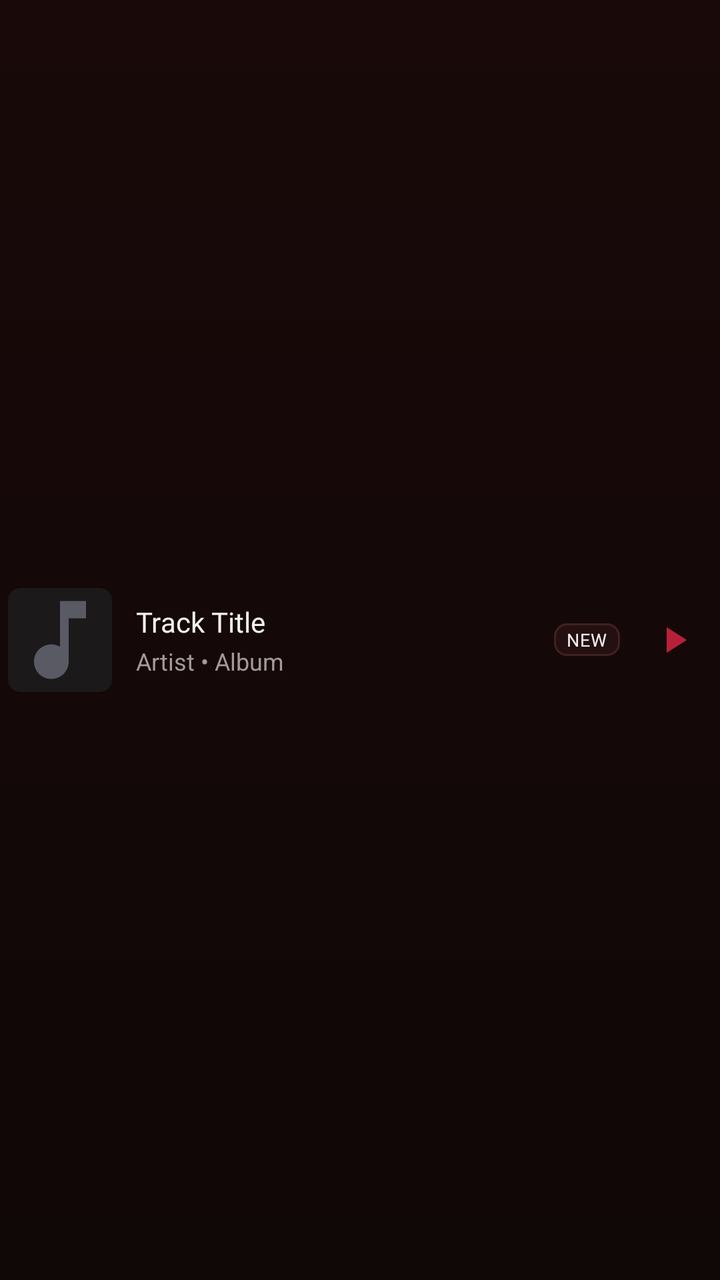
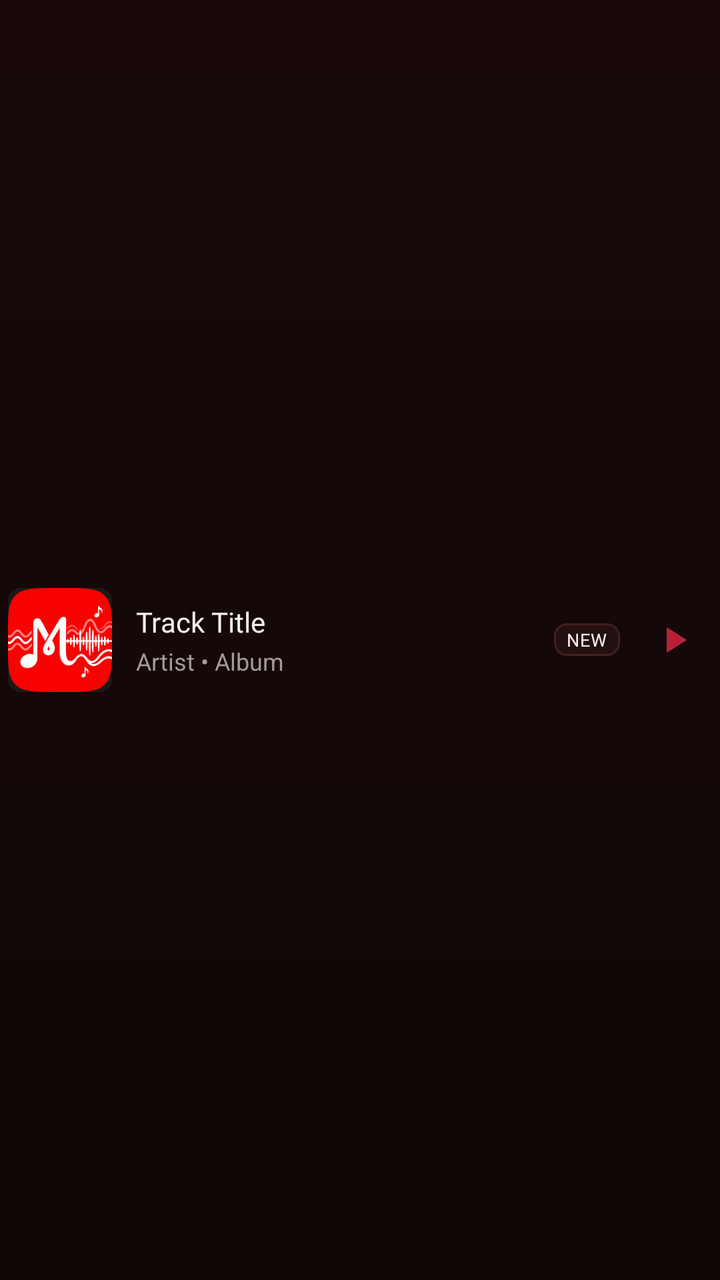

Before-and-after screenshots of an Android layout around one commit, followed by the original layout XML and the change that was made.
<!-- AndroidManifest.xml: application theme Theme.BraveMusicPlayer -->
<!-- res/layout/item_release_sheet_row.xml -->
<?xml version="1.0" encoding="utf-8"?>
<RelativeLayout xmlns:android="http://schemas.android.com/apk/res/android"
    xmlns:app="http://schemas.android.com/apk/res-auto"
    android:layout_width="match_parent"
    android:layout_height="72dp"
    android:background="?android:attr/selectableItemBackground"
    android:clickable="true"
    android:focusable="true"
    android:paddingStart="4dp"
    android:paddingEnd="4dp">

    
    <androidx.cardview.widget.CardView
        android:id="@+id/cardRowArtwork"
        android:layout_width="52dp"
        android:layout_height="52dp"
        android:layout_alignParentStart="true"
        android:layout_centerVertical="true"
        app:cardBackgroundColor="@color/surfaceCard"
        app:cardCornerRadius="6dp"
        app:cardElevation="0dp">

        <ImageView
            android:id="@+id/ivRowCover"
            android:layout_width="match_parent"
            android:layout_height="match_parent"
            android:contentDescription="Release Cover"
            android:scaleType="centerCrop"
            android:src="@drawable/ic_music_note" />
    </androidx.cardview.widget.CardView>

    
    <LinearLayout
        android:layout_width="match_parent"
        android:layout_height="wrap_content"
        android:layout_centerVertical="true"
        android:layout_marginStart="12dp"
        android:layout_marginEnd="8dp"
        android:layout_toStartOf="@+id/layoutRowActions"
        android:layout_toEndOf="@+id/cardRowArtwork"
        android:orientation="vertical">

        <TextView
            android:id="@+id/tvRowTitle"
            android:layout_width="match_parent"
            android:layout_height="wrap_content"
            android:ellipsize="end"
            android:fontFamily="@font/youtube_sans_bold_font"
            android:maxLines="1"
            android:text="Track Title"
            android:textColor="@color/textPrimary"
            android:textSize="14sp" />

        <TextView
            android:id="@+id/tvRowArtist"
            android:layout_width="match_parent"
            android:layout_height="wrap_content"
            android:layout_marginTop="2dp"
            android:ellipsize="end"
            android:fontFamily="sans-serif"
            android:maxLines="1"
            android:text="Artist • Album"
            android:textColor="@color/textSecondary"
            android:textSize="12sp" />
    </LinearLayout>

    
    <LinearLayout
        android:id="@+id/layoutRowActions"
        android:layout_width="wrap_content"
        android:layout_height="wrap_content"
        android:layout_alignParentEnd="true"
        android:layout_centerVertical="true"
        android:gravity="center_vertical"
        android:orientation="horizontal">

        <TextView
            android:id="@+id/tvRowBadge"
            android:layout_width="wrap_content"
            android:layout_height="wrap_content"
            android:layout_marginEnd="8dp"
            android:background="@drawable/bg_pill_badge"
            android:fontFamily="sans-serif-bold"
            android:letterSpacing="0.05"
            android:paddingStart="6dp"
            android:paddingTop="2dp"
            android:paddingEnd="6dp"
            android:paddingBottom="2dp"
            android:text="NEW"
            android:textColor="@color/textPrimary"
            android:textSize="9sp" />

        <ImageView
            android:id="@+id/btnRowPlay"
            android:layout_width="38dp"
            android:layout_height="38dp"
            android:background="?android:attr/selectableItemBackgroundBorderless"
            android:contentDescription="Play release"
            android:padding="8dp"
            android:src="@drawable/ic_play_arrow"
            app:tint="@color/accentPrimary" />
    </LinearLayout>

</RelativeLayout>
<!-- resources referenced by this layout -->
<resources>
  <color name="accentPrimary">#B8203A</color>
  <color name="surfaceCard">#1B1919</color>
  <color name="textPrimary">#F5F1F1</color>
  <color name="textSecondary">#A49A9A</color>
  <!-- drawable bg_pill_badge (drawable) -->
  <?xml version="1.0" encoding="utf-8"?>
  <shape xmlns:android="http://schemas.android.com/apk/res/android"
      android:shape="rectangle">
      <solid android:color="@color/surfaceElevated" />
      <stroke
          android:width="1dp"
          android:color="@color/borderSubtle" />
      <corners android:radius="6dp" />
  </shape>
  <!-- drawable ic_music_note (drawable) -->
  <vector xmlns:android="http://schemas.android.com/apk/res/android"
      android:width="24dp"
      android:height="24dp"
      android:viewportWidth="24"
      android:viewportHeight="24">
      <path
          android:fillColor="#5A5A64"
          android:pathData="M12,3v10.55c-0.59,-0.34 -1.27,-0.55 -2,-0.55 -2.21,0 -4,1.79 -4,4s1.79,4 4,4 4,-1.79 4,-4V7h4V3h-6z"/>
  </vector>
  <!-- drawable ic_play_arrow (drawable) -->
  <vector xmlns:android="http://schemas.android.com/apk/res/android"
      android:width="24dp"
      android:height="24dp"
      android:viewportWidth="24"
      android:viewportHeight="24">
      <path
          android:fillColor="#FFFFFFFF"
          android:pathData="M8,5v14l11,-7z"/>
  </vector>
  <style name="Theme.BraveMusicPlayer" parent="Theme.MaterialComponents.DayNight.NoActionBar">
          <item name="colorPrimary">@color/accentPrimary</item>
          <item name="colorPrimaryVariant">@color/surfaceCard</item>
          <item name="colorOnPrimary">@color/textPrimary</item>
          <item name="colorSecondary">@color/accentPrimary</item>
          <item name="colorSecondaryVariant">@color/accentPressed</item>
          <item name="colorOnSecondary">@color/textPrimary</item>
          <item name="android:colorBackground">@color/background</item>
          <item name="android:statusBarColor">@color/background</item>
          <item name="android:navigationBarColor">@color/backgroundSecondary</item>
          <item name="android:windowLightStatusBar">false</item>
          <item name="android:windowLightNavigationBar" tools:targetApi="27">false</item>
          <item name="android:windowBackground">@drawable/bg_ytm_gradient</item>
          <item name="bottomSheetDialogTheme">@style/MelodyBottomSheetDialogTheme</item>
      </style>
  <color name="surfaceElevated">#241010</color>
  <color name="borderSubtle">#422020</color>
  <color name="accentPressed">#8F1830</color>
  <color name="background">#100707</color>
  <color name="backgroundSecondary">#190909</color>
  <!-- drawable bg_ytm_gradient (drawable) -->
  <?xml version="1.0" encoding="utf-8"?>
  <shape xmlns:android="http://schemas.android.com/apk/res/android"
      android:shape="rectangle">
      <gradient
          android:angle="270"
          android:startColor="@color/backgroundSecondary"
          android:endColor="@color/background"
          android:type="linear" />
  </shape>
  <style name="MelodyBottomSheetDialogTheme" parent="Theme.Design.Light.BottomSheetDialog">
          <item name="bottomSheetStyle">@style/MelodyBottomSheetStyle</item>
          <item name="android:windowIsFloating">false</item>
          <item name="android:navigationBarColor">@color/backgroundSecondary</item>
          <item name="android:windowLightNavigationBar" tools:targetApi="27">false</item>
      </style>
  <style name="MelodyBottomSheetStyle" parent="Widget.Design.BottomSheet.Modal">
          <item name="android:background">@android:color/transparent</item>
      </style>
</resources>

<!-- the commit's change to res/layout/item_release_sheet_row.xml (unified diff, before → after) -->
@@ -26,7 +26,7 @@
             android:layout_height="match_parent"
             android:contentDescription="Release Cover"
             android:scaleType="centerCrop"
-            android:src="@drawable/ic_music_note" />
+            android:src="@drawable/ic_melody_logo" />
     </androidx.cardview.widget.CardView>
 
     
<!-- resource entries referenced after the edit -->
@@ -14,16 +14,7 @@
           android:color="@color/borderSubtle" />
       <corners android:radius="6dp" />
   </shape>
-  <!-- drawable ic_music_note (drawable) -->
-  <vector xmlns:android="http://schemas.android.com/apk/res/android"
-      android:width="24dp"
-      android:height="24dp"
-      android:viewportWidth="24"
-      android:viewportHeight="24">
-      <path
-          android:fillColor="#5A5A64"
-          android:pathData="M12,3v10.55c-0.59,-0.34 -1.27,-0.55 -2,-0.55 -2.21,0 -4,1.79 -4,4s1.79,4 4,4 4,-1.79 4,-4V7h4V3h-6z"/>
-  </vector>
+  <!-- drawable ic_melody_logo: png bitmap (drawable, 46801 bytes) -->
   <!-- drawable ic_play_arrow (drawable) -->
   <vector xmlns:android="http://schemas.android.com/apk/res/android"
       android:width="24dp"
